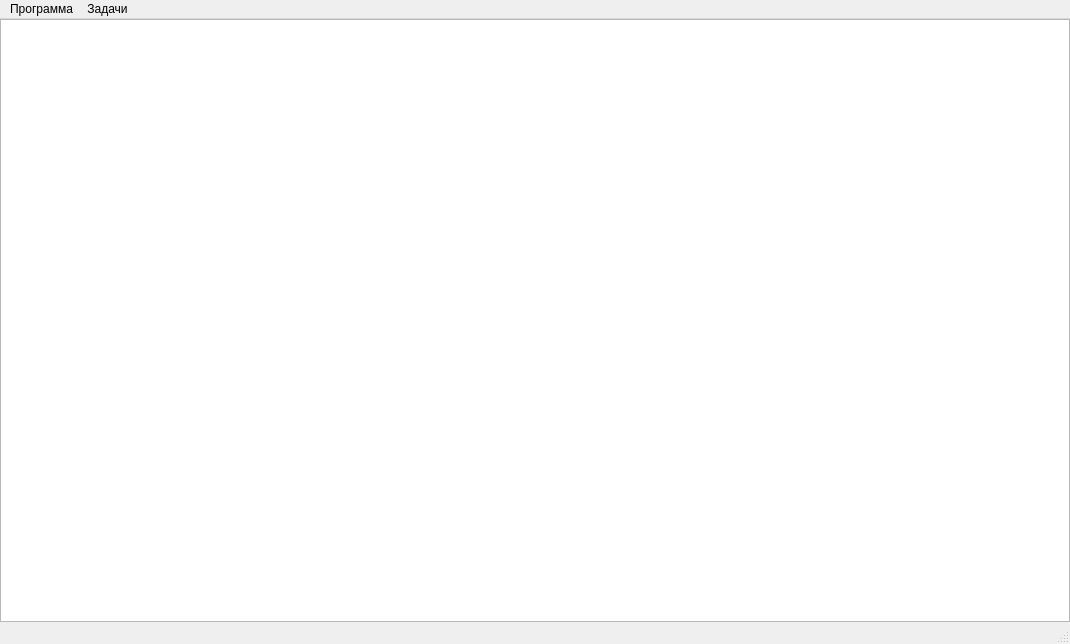
Above: clientApp/mainwindow.ui from andruwa01/clientAppREST before the change. Below: the same form after it.
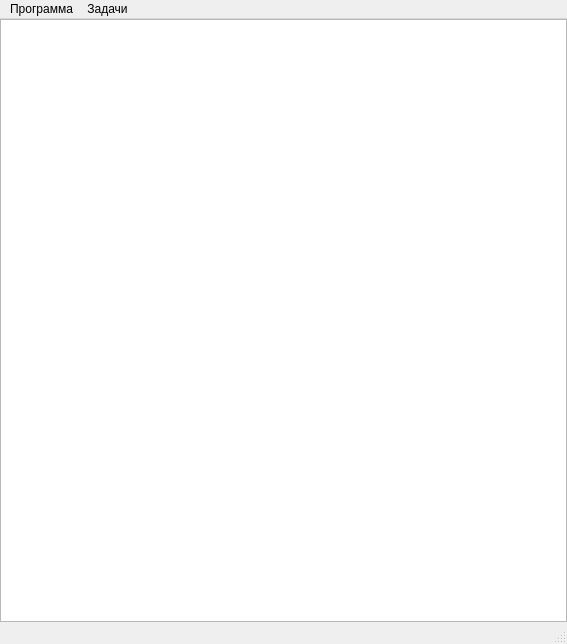
That is the form after the change.

What changed in the file:
```diff
--- a/clientApp/mainwindow.ui
+++ b/clientApp/mainwindow.ui
@@ -6,7 +6,7 @@
    <rect>
     <x>0</x>
     <y>0</y>
-    <width>1070</width>
+    <width>567</width>
     <height>644</height>
    </rect>
   </property>
@@ -56,7 +56,7 @@
     <rect>
      <x>0</x>
      <y>0</y>
-     <width>1070</width>
+     <width>567</width>
      <height>22</height>
     </rect>
    </property>
```
